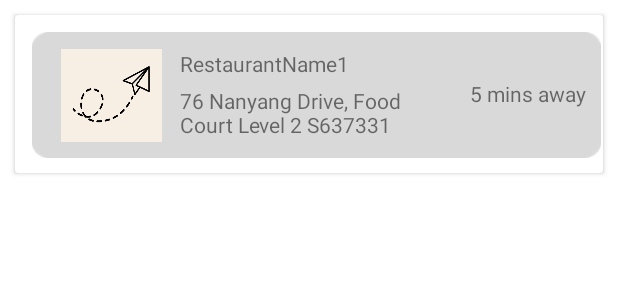
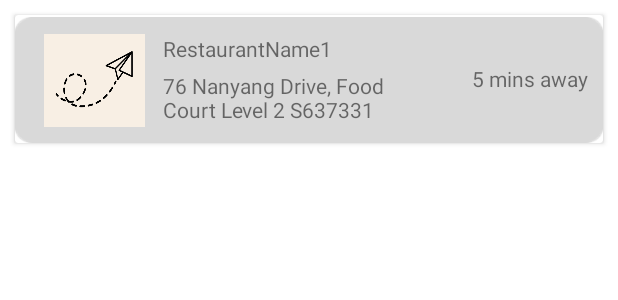
Before and after one commit to jinhui18/FrontEndLetsGoMakan-Software-engineering-project, an Android app: the layout card_restaurant.xml on its own in the app's theme, with its tools: preview values and no code run, on a phone screen of 412 x 824 dp. Shown: the top 300 px of the screen. Run offline under Robolectric (Android 15) with nearby library versions, the phone set to English and light mode, and no system bars.

Commit message:
3/11/22 2.52 change card xml only

```diff
--- a/app/src/main/res/layout/card_restaurant.xml
+++ b/app/src/main/res/layout/card_restaurant.xml
@@ -10,9 +10,9 @@
         android:layout_margin="10dp">
 
         <RelativeLayout
-            android:layout_width="402dp"
+            android:layout_width="wrap_content"
             android:layout_height="wrap_content"
-            android:padding="10dp">
+            android:padding="0dp">
 
 
             <ImageView
@@ -21,10 +21,9 @@
                 android:layout_height="84dp"
                 android:layout_alignParentStart="true"
                 android:layout_alignParentTop="true"
-                android:layout_alignParentEnd="true"
-                android:layout_marginStart="1dp"
+                android:layout_marginStart="0dp"
                 android:layout_marginTop="1dp"
-                android:layout_marginEnd="1dp"
+                android:layout_marginEnd="0dp"
                 android:background="@drawable/box_display_restaurant_list" />
 
 
```
